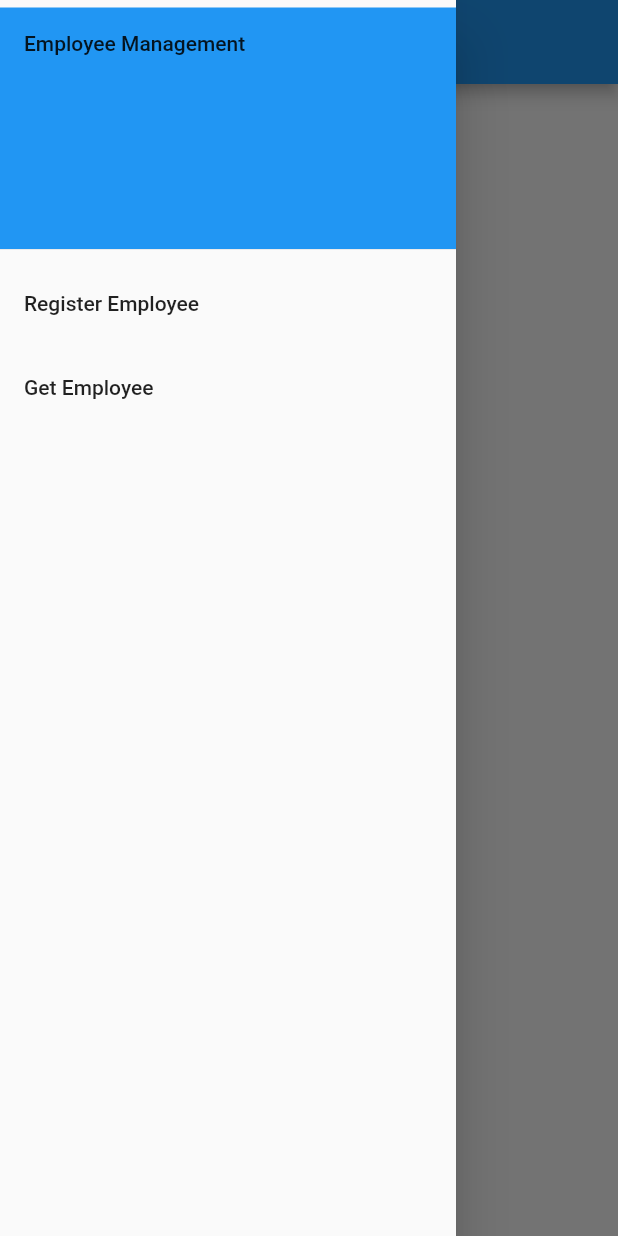
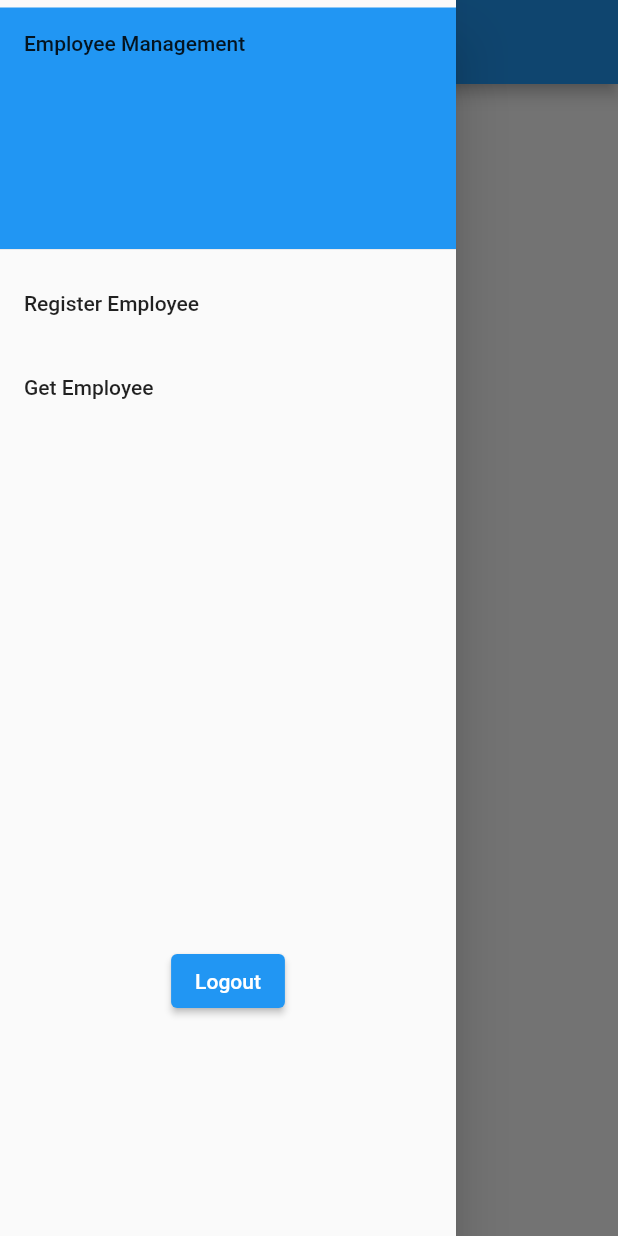
Before and after one commit to simjeongsoo/spring-flutter, a Flutter app: the screen it shows after launch, with the side drawer open, on a phone screen of 412 x 824 dp. Run offline on Flutter 3.47's test engine with Material 2 defaults, Android fonts, the phone set to English and light mode, and no system bars.

Commit message:
logout 버튼 추가

```diff
--- a/test_flutter_app/lib/Screens/employeeDrawer.dart
+++ b/test_flutter_app/lib/Screens/employeeDrawer.dart
@@ -1,5 +1,6 @@
 import 'package:flutter/material.dart';
 import 'package:test_flutter_app/Screens/getEmployee.dart';
+import 'package:test_flutter_app/Screens/login.dart';
 import 'package:test_flutter_app/Screens/registerEmployee.dart';
 
 class employeeDrawer extends StatefulWidget{
@@ -19,7 +20,7 @@ class employeeDrawerState extends State<employeeDrawer> {
       appBar: AppBar(
         title: Text('Employee Management'),
       ),
-      body: Center(child: Text('Welcome to First Flutter App')),
+      body: Center(child: Text('google map api')),
       drawer: Drawer(
         child: ListView(
           padding: EdgeInsets.only(top: minimumPadding,bottom: minimumPadding),
@@ -44,6 +45,18 @@ class employeeDrawerState extends State<employeeDrawer> {
               onTap: (){
                 Navigator.push(context, MaterialPageRoute(builder: (context) => getEmployee()));
               },
+            ),
+            Container(
+              alignment: Alignment.bottomCenter,
+              height:400,
+              width:100,
+              padding: EdgeInsets.all(8.0),
+              child: ElevatedButton(
+                child: Text('Logout'),
+                onPressed: (){
+                  Navigator.push(context, MaterialPageRoute(builder: (context) => Login()));
+                },
+              ),
             )
           ],
         ),
```
